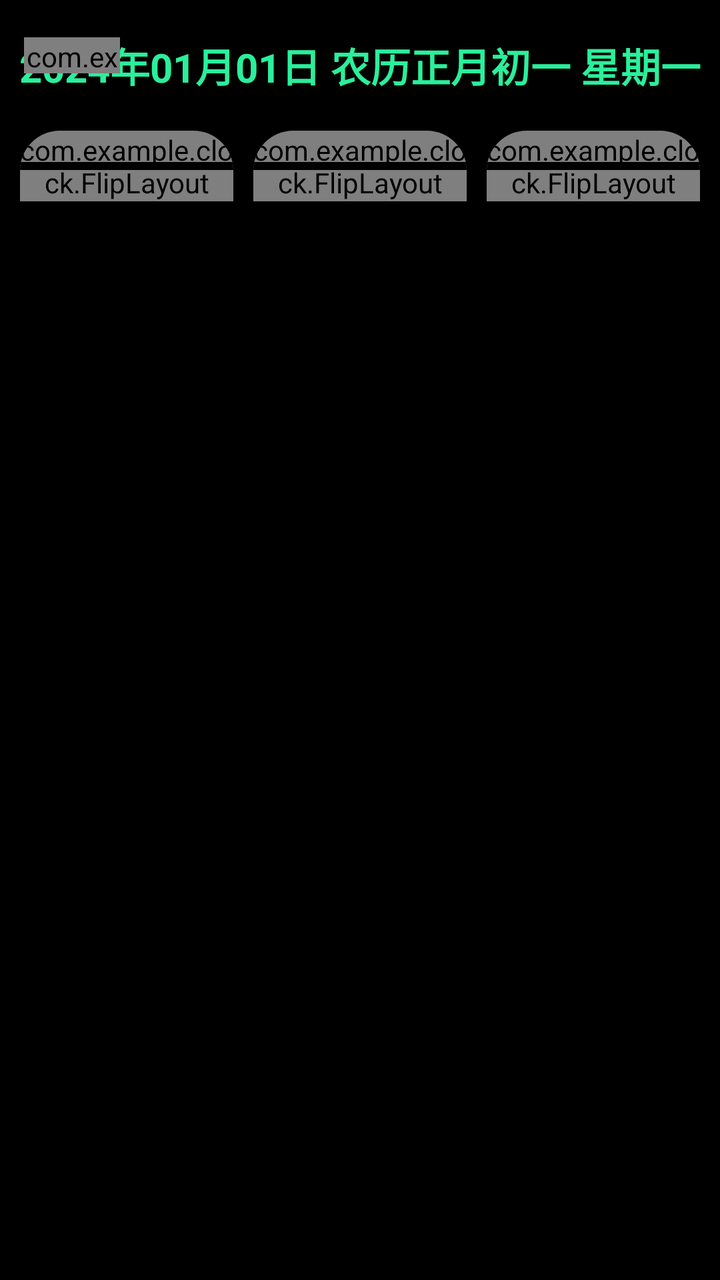
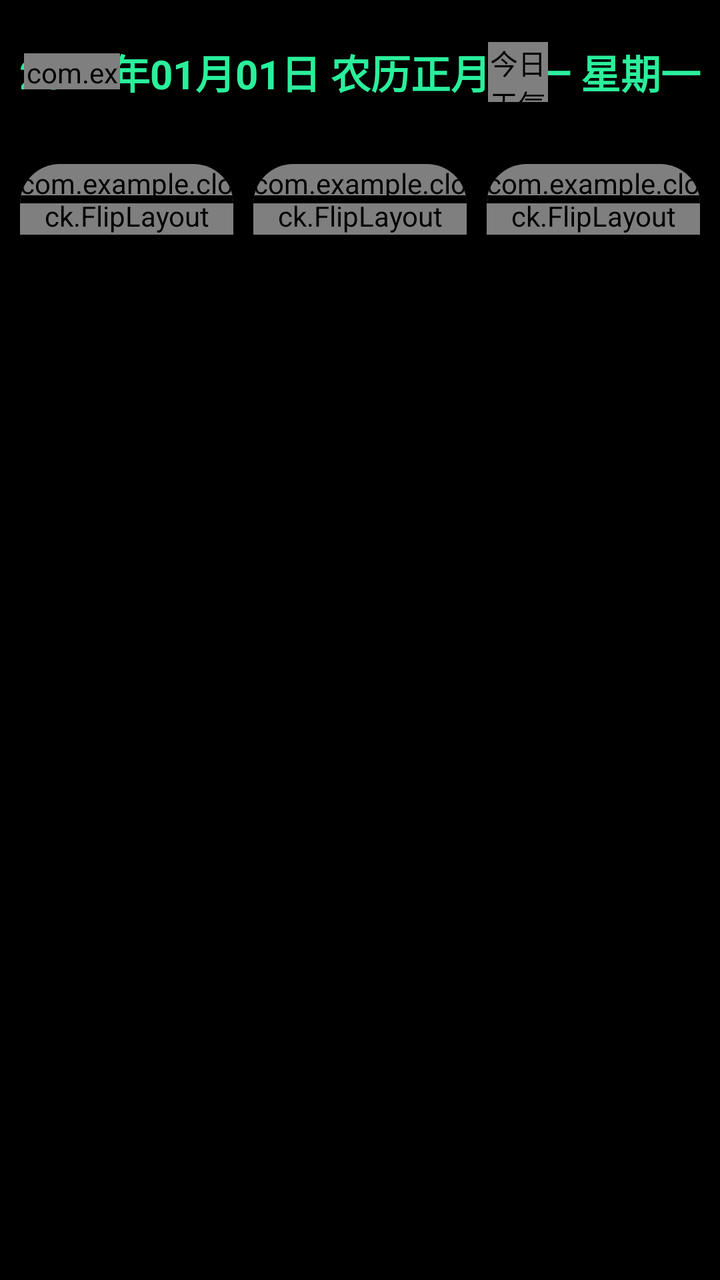

Screens rendered from an Android XML layout before and after an edit, with the pre-edit source and the edit as a unified diff.
<!-- AndroidManifest.xml: application theme android:Theme.NoTitleBar.Fullscreen -->
<!-- res/layout/activity_main.xml -->
<?xml version="1.0" encoding="UTF-8"?>
<LinearLayout tools:context=".MainActivity"
    android:orientation="vertical"
    android:layout_height="match_parent"
    android:layout_width="match_parent"
    android:background="@color/black"
    xmlns:tools="http://schemas.android.com/tools"
    xmlns:myFlip="http://schemas.android.com/apk/res-auto"
    xmlns:android="http://schemas.android.com/apk/res/android"
    xmlns:app="http://schemas.android.com/apk/res-auto">

    <FrameLayout
        android:layout_width="match_parent"
        android:layout_height="wrap_content">

        <TextView
            android:id="@+id/date_info_text"
            android:layout_width="match_parent"
            android:layout_height="wrap_content"
            android:gravity="center"
            android:paddingTop="18dp"
            android:paddingBottom="8dp"
            android:textColor="@color/sky_blue"
            android:textSize="20sp"
            android:textStyle="bold"
            android:text="2024年01月01日 农历正月初一 星期一" />

        <LinearLayout
            android:id="@+id/battery_status"
            android:layout_width="wrap_content"
            android:layout_height="match_parent"
            android:layout_gravity="start|center_vertical"
            android:gravity="center_vertical"
            android:orientation="horizontal"
            android:paddingStart="12dp"
            android:contentDescription="电池电量">

            <com.example.clock.BatteryIconView
                android:id="@+id/battery_icon"
                android:layout_width="48dp"
                android:layout_height="18dp" />

            <TextView
                android:id="@+id/battery_percentage"
                android:layout_width="wrap_content"
                android:layout_height="wrap_content"
                android:layout_marginStart="4dp"
                android:textColor="@color/sky_blue"
                android:textSize="14sp"
                android:textStyle="bold" />
        </LinearLayout>
    </FrameLayout>

    <LinearLayout
        android:orientation="horizontal"
        android:layout_height="match_parent"
        android:layout_width="match_parent"
        android:background="@color/black"
        android:paddingTop="10dp"
        android:paddingBottom="50dp"
        android:paddingLeft="10dp"
        android:paddingRight="10dp">
        <androidx.cardview.widget.CardView
            android:layout_height="match_parent"
            android:layout_width="0dp"
            android:layout_weight="1"
            app:cardCornerRadius="20dp"

            >
            <FrameLayout
                android:layout_width="wrap_content"
                android:layout_height="wrap_content">

                <com.example.clock.FlipLayout
                    android:id="@+id/bit_flip_1"
                    android:layout_width="match_parent"
                    android:layout_height="match_parent"
                    android:background="#ffffff"
                    myFlip:flipTextBackground="@color/DimGray"
                    myFlip:flipTextColor="@color/sky_blue"

                    myFlip:flipTextSize="200sp" />
            
                <View
                    android:layout_width="match_parent"
                    android:layout_height="4dp"
                    android:layout_gravity="center"
                    android:background="@color/black"
                    />
            </FrameLayout>
        </androidx.cardview.widget.CardView>
        <androidx.cardview.widget.CardView
            android:layout_height="match_parent"
            android:layout_width="0dp"
            android:layout_weight="1"
            app:cardCornerRadius="20dp"
            android:layout_marginLeft="10dp">
            <FrameLayout
                android:layout_width="wrap_content"
                android:layout_height="wrap_content">
            <com.example.clock.FlipLayout

                android:layout_height="match_parent"
                android:layout_width="match_parent"
                android:id="@+id/bit_flip_2"
                myFlip:flipTextColor="@color/sky_blue"
                myFlip:flipTextSize="200sp"
                myFlip:flipTextBackground="@color/DimGray"
                android:background="#ffffff"/>
                
                <View
                    android:id="@+id/last_price_line"
                    android:layout_width="match_parent"
                    android:layout_height="4dp"
                    android:layout_gravity="center"
                    android:background="@color/black"
                    />
            </FrameLayout>
        </androidx.cardview.widget.CardView>
        <androidx.cardview.widget.CardView
            android:layout_height="match_parent"
            android:layout_width="0dp"
            android:layout_weight="1"
            app:cardCornerRadius="20dp"
            android:layout_marginLeft="10dp">
            <FrameLayout
                android:layout_width="wrap_content"
                android:layout_height="wrap_content">
            <com.example.clock.FlipLayout
                android:layout_height="match_parent"
                android:layout_width="match_parent"
                android:id="@+id/bit_flip_3"
                myFlip:flipTextColor="@color/sky_blue"
                myFlip:flipTextSize="200sp"
                myFlip:flipTextBackground="@color/DimGray"
                android:background="#333"/>  />
            
            <View
                android:layout_width="match_parent"
                android:layout_height="4dp"
                android:layout_gravity="center"
                android:background="@color/black"
                />
        </FrameLayout>
        </androidx.cardview.widget.CardView>

</LinearLayout>

</LinearLayout>
<!-- resources referenced by this layout -->
<resources>
  <color name="DimGray">#313131</color>
  <color name="black">#FF000000</color>
  <color name="sky_blue">#2AEF9B</color>
</resources>

<!-- the commit's change to res/layout/activity_main.xml (unified diff, before → after) -->
@@ -11,24 +11,53 @@
 
     <FrameLayout
         android:layout_width="match_parent"
-        android:layout_height="wrap_content">
+        android:layout_height="wrap_content"
+        android:minHeight="72dp">
 
         <TextView
             android:id="@+id/date_info_text"
             android:layout_width="match_parent"
             android:layout_height="wrap_content"
+            android:layout_gravity="center"
             android:gravity="center"
-            android:paddingTop="18dp"
-            android:paddingBottom="8dp"
             android:textColor="@color/sky_blue"
             android:textSize="20sp"
             android:textStyle="bold"
             android:text="2024年01月01日 农历正月初一 星期一" />
 
         <LinearLayout
+            android:id="@+id/weather_status"
+            android:layout_width="wrap_content"
+            android:layout_height="wrap_content"
+            android:layout_gravity="end|center_vertical"
+            android:gravity="center_vertical"
+            android:orientation="horizontal"
+            android:paddingEnd="12dp">
+
+            <com.example.clock.WeatherIconView
+                android:id="@+id/weather_icon"
+                android:layout_width="30dp"
+                android:layout_height="30dp"
+                android:contentDescription="今日天气图标" />
+
+            <TextView
+                android:id="@+id/weather_info"
+                android:layout_width="wrap_content"
+                android:layout_height="wrap_content"
+                android:layout_marginStart="10dp"
+                android:fontFamily="monospace"
+                android:gravity="center_vertical"
+                android:textColor="@color/sky_blue"
+                android:textSize="15sp"
+                android:textStyle="bold"
+                android:minWidth="64dp"
+                android:contentDescription="气温" />
+        </LinearLayout>
+
+        <LinearLayout
             android:id="@+id/battery_status"
             android:layout_width="wrap_content"
-            android:layout_height="match_parent"
+            android:layout_height="wrap_content"
             android:layout_gravity="start|center_vertical"
             android:gravity="center_vertical"
             android:orientation="horizontal"
